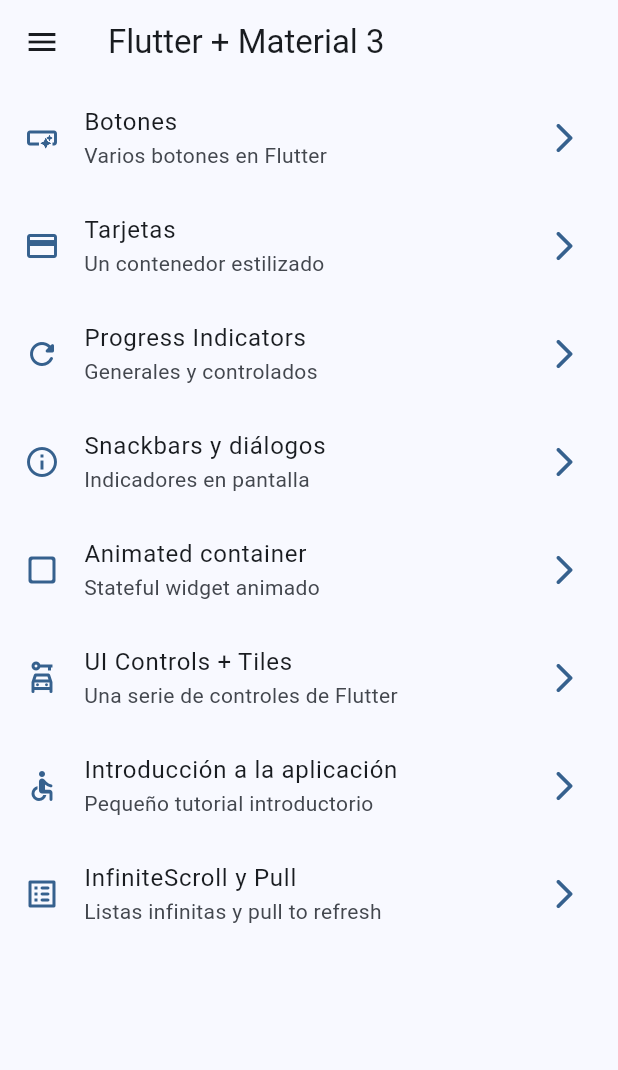
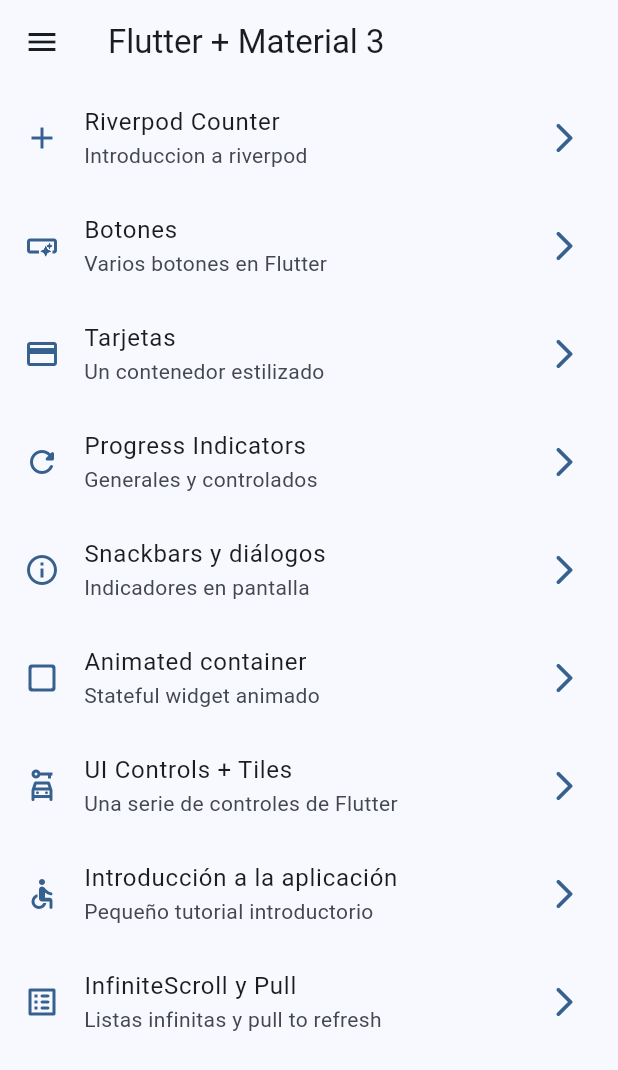
Before and after one commit to ZiberiaNn/Flutter0toExp, a Flutter app: the screen it shows after launch, on a phone screen of 412 x 824 dp. Shown: the top 1070 px of the screen. Run offline on Flutter 3.47's test engine with Material 2 defaults, Android fonts, the phone set to English and light mode, and no system bars; our stand-ins replace animate_do, dio, flutter_riverpod, go_router, video_player.

Commit message:
WidgetsApp: Counter and Theme providers

```diff
--- a/flutter-widgets-app/lib/config/menu/menu_items.dart
+++ b/flutter-widgets-app/lib/config/menu/menu_items.dart
@@ -1,5 +1,4 @@
 import 'package:flutter/material.dart';
-
 
 class MenuItem {
   final String title;
@@ -7,72 +6,57 @@ class MenuItem {
   final String link;
   final IconData icon;
 
-  const MenuItem({
-    required this.title,
+  const MenuItem(
+      {required this.title,
       required this.subTitle,
       required this.link,
-    required this.icon
-  });
+      required this.icon});
 }
 
-
 const appMenuItems = <MenuItem>[
-
+  MenuItem(
+      title: 'Riverpod Counter',
+      subTitle: 'Introduccion a riverpod',
+      link: '/counter',
+      icon: Icons.add),
   MenuItem(
       title: 'Botones',
       subTitle: 'Varios botones en Flutter',
       link: '/buttons',
-    icon: Icons.smart_button_outlined
-  ),
-
+      icon: Icons.smart_button_outlined),
   MenuItem(
       title: 'Tarjetas',
       subTitle: 'Un contenedor estilizado',
       link: '/cards',
-    icon: Icons.credit_card
-  ),
-
+      icon: Icons.credit_card),
   MenuItem(
       title: 'Progress Indicators',
       subTitle: 'Generales y controlados',
       link: '/progress',
-    icon: Icons.refresh_rounded
-  ),
-
+      icon: Icons.refresh_rounded),
   MenuItem(
       title: 'Snackbars y diálogos',
       subTitle: 'Indicadores en pantalla',
       link: '/snackbars',
-    icon: Icons.info_outline
-  ),
-
+      icon: Icons.info_outline),
   MenuItem(
       title: 'Animated container',
       subTitle: 'Stateful widget animado',
       link: '/animated',
-    icon: Icons.check_box_outline_blank_rounded
-  ),
-
+      icon: Icons.check_box_outline_blank_rounded),
   MenuItem(
       title: 'UI Controls + Tiles',
       subTitle: 'Una serie de controles de Flutter',
       link: '/ui-controls',
-    icon: Icons.car_rental_outlined
-  ),
-
+      icon: Icons.car_rental_outlined),
   MenuItem(
       title: 'Introducción a la aplicación',
       subTitle: 'Pequeño tutorial introductorio',
       link: '/tutorial',
-    icon: Icons.accessible_rounded
-  ),
-
+      icon: Icons.accessible_rounded),
   MenuItem(
       title: 'InfiniteScroll y Pull',
       subTitle: 'Listas infinitas y pull to refresh',
       link: '/infinite',
-    icon: Icons.list_alt_rounded
-  ),
-
-
+      icon: Icons.list_alt_rounded),
 ];
--- a/flutter-widgets-app/lib/config/router/app_router.dart
+++ b/flutter-widgets-app/lib/config/router/app_router.dart
@@ -5,55 +5,51 @@ import 'package:widgets_app/presentation/screens/screens.dart';
 final appRouter = GoRouter(
   initialLocation: '/',
   routes: [
-
     GoRoute(
       path: '/',
       name: HomeScreen.name,
       builder: (context, state) => const HomeScreen(),
     ),
-
+    GoRoute(
+      path: '/counter',
+      name: CounterScreen.name,
+      builder: (context, state) => const CounterScreen(),
+    ),
     GoRoute(
       path: '/buttons',
       name: ButtonsScreen.name,
       builder: (context, state) => const ButtonsScreen(),
     ),
-
     GoRoute(
       path: '/cards',
       name: CardsScreen.name,
       builder: (context, state) => const CardsScreen(),
     ),
-
     GoRoute(
       path: '/progress',
       name: ProgressScreen.name,
       builder: (context, state) => const ProgressScreen(),
     ),
-
     GoRoute(
       path: '/snackbars',
       name: SnackbarScreen.name,
       builder: (context, state) => const SnackbarScreen(),
     ),
-
     GoRoute(
       path: '/animated',
       name: AnimatedScreen.name,
       builder: (context, state) => const AnimatedScreen(),
     ),
-
     GoRoute(
       path: '/ui-controls',
       name: UiControlsScreen.name,
       builder: (context, state) => const UiControlsScreen(),
     ),
-
     GoRoute(
       path: '/tutorial',
       name: AppTutorialScreen.name,
       builder: (context, state) => const AppTutorialScreen(),
     ),
-
     GoRoute(
       path: '/infinite',
       name: InfiniteScrollScreen.name,
--- a/flutter-widgets-app/lib/main.dart
+++ b/flutter-widgets-app/lib/main.dart
@@ -1,9 +1,12 @@
 import 'package:flutter/material.dart';
+import 'package:flutter_riverpod/flutter_riverpod.dart';
 import 'package:widgets_app/config/router/app_router.dart';
 import 'package:widgets_app/config/theme/app_theme.dart';
 
 void main() {
-  runApp(const MainApp());
+  runApp(
+    const ProviderScope(child: MainApp()),
+  );
 }
 
 class MainApp extends StatelessWidget {
--- /dev/null
+++ b/flutter-widgets-app/lib/presentation/providers/counter_provider.dart
@@ -0,0 +1,3 @@
+import 'package:flutter_riverpod/flutter_riverpod.dart';
+
+final counterProvider = StateProvider((ref) => 5);
--- /dev/null
+++ b/flutter-widgets-app/lib/presentation/providers/theme_provider.dart
@@ -0,0 +1,3 @@
+import 'package:flutter_riverpod/flutter_riverpod.dart';
+
+final isDarkmodeProvider = StateProvider((ref) => false);
--- a/flutter-widgets-app/lib/presentation/screens/home/home_screen.dart
+++ b/flutter-widgets-app/lib/presentation/screens/home/home_screen.dart
@@ -1,7 +1,7 @@
 import 'package:flutter/material.dart';
 import 'package:go_router/go_router.dart';
 import 'package:widgets_app/config/menu/menu_items.dart';
-import 'package:widgets_app/widgets/side_menu.dart';
+import 'package:widgets_app/presentation/widgets/side_menu.dart';
 // import 'package:widgets_app/presentation/screens/cards/cards_screen.dart';
 
 class HomeScreen extends StatelessWidget {
--- a/flutter-widgets-app/lib/presentation/screens/screens.dart
+++ b/flutter-widgets-app/lib/presentation/screens/screens.dart
@@ -1,9 +1,11 @@
+
 
 
 export 'package:widgets_app/presentation/screens/animated/animated_screen.dart';
 export 'package:widgets_app/presentation/screens/app_tutorial/app_tutorial_screen.dart';
 export 'package:widgets_app/presentation/screens/buttons/buttons_screen.dart';
 export 'package:widgets_app/presentation/screens/cards/cards_screen.dart';
+export 'package:widgets_app/presentation/screens/counter/counter_screen.dart';
 export 'package:widgets_app/presentation/screens/home/home_screen.dart';
 export 'package:widgets_app/presentation/screens/infinite_scroll/infinite_scroll_screen.dart';
 export 'package:widgets_app/presentation/screens/progress/progress_screen.dart';
--- a/flutter-widgets-app/pubspec.yaml
+++ b/flutter-widgets-app/pubspec.yaml
@@ -10,6 +10,7 @@ dependencies:
   animate_do: ^3.0.2
   flutter:
     sdk: flutter
+  flutter_riverpod: ^2.3.10
   go_router: ^6.0.7
 
 dev_dependencies:
```
Also changed, not shown: flutter-widgets-app/lib/presentation/screens/counter/counter_screen.dart (added, +42 -0 lines), flutter-widgets-app/lib/presentation/widgets/side_menu.dart (renamed from flutter-widgets-app/lib/widgets/side_menu.dart), flutter-widgets-app/pubspec.lock. Lines whose indentation alone changed are shown as unchanged.
